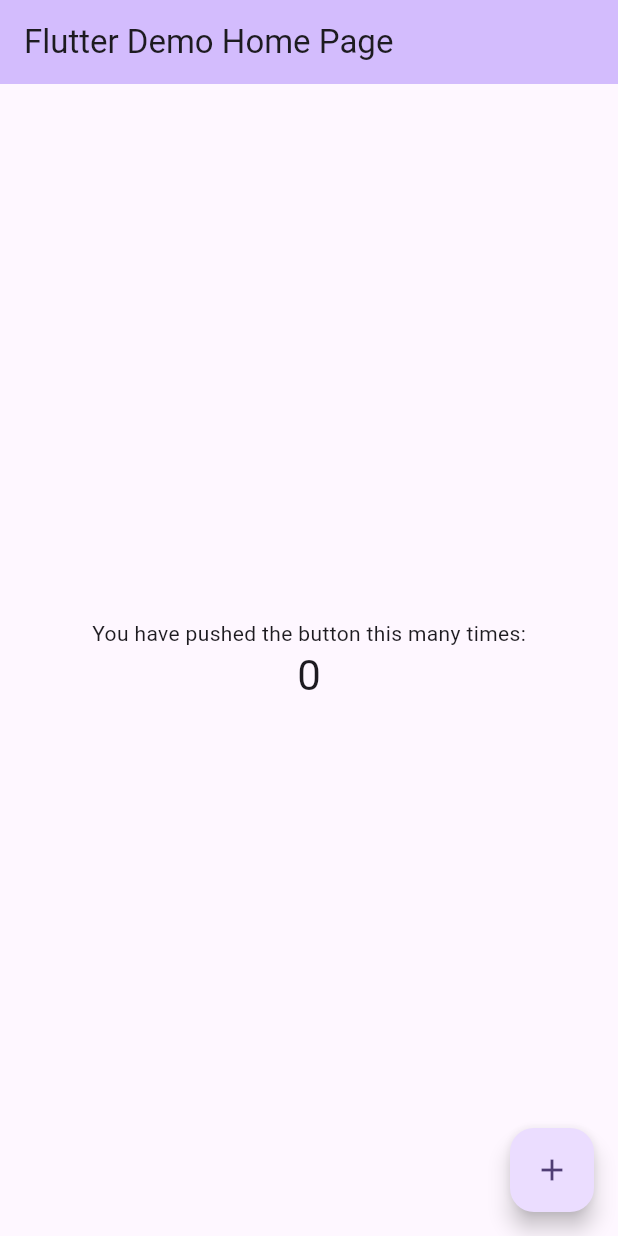
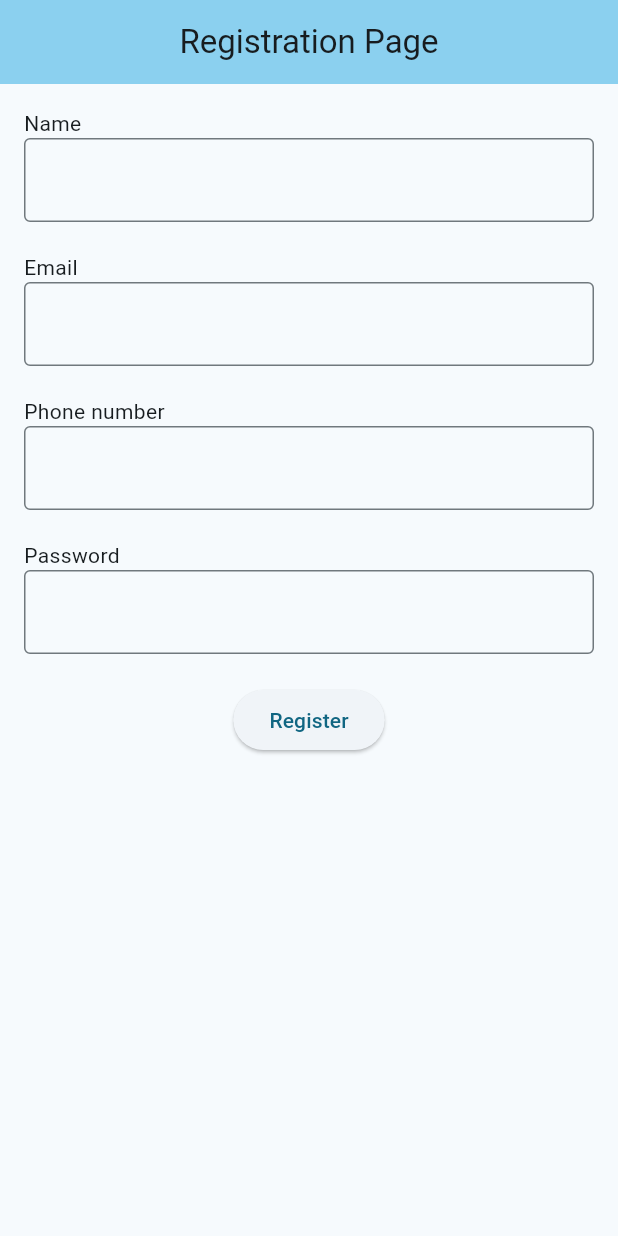
Before and after one commit to PaulaF34/registpage, a Flutter app: the screen it shows after launch, on a phone screen of 412 x 824 dp. Run offline on Flutter 3.47's test engine with Material 3 defaults, Android fonts, the light colour scheme and no system bars.

Commit message:
Add Views folder & Registration.dart file, Add Bindings, Controllers, Models & Routes Filders

```diff
--- a/lib/main.dart
+++ b/lib/main.dart
@@ -11,7 +11,7 @@
   @override
   Widget build(BuildContext context) {
     return MaterialApp(
-      title: 'Flutter Demo',
+      title: 'Registration Page',
       theme: ThemeData(
         // This is the theme of your application.
         //
@@ -28,10 +28,10 @@
         //
         // This works for code too, not just values: Most code changes can be
         // tested with just a hot reload.
-        colorScheme: ColorScheme.fromSeed(seedColor: Colors.deepPurple),
+        colorScheme: ColorScheme.fromSeed(seedColor: Colors.blueGrey),
         useMaterial3: true,
       ),
-      home: const MyHomePage(title: 'Flutter Demo Home Page'),
+      home: const MyHomePage(title: 'Registration Page'),
     );
   }
 }
@@ -55,18 +55,8 @@
 }
 
 class _MyHomePageState extends State<MyHomePage> {
-  int _counter = 0;
 
-  void _incrementCounter() {
-    setState(() {
-      // This call to setState tells the Flutter framework that something has
-      // changed in this State, which causes it to rerun the build method below
-      // so that the display can reflect the updated values. If we changed
-      // _counter without calling setState(), then the build method would not be
-      // called again, and so nothing would appear to happen.
-      _counter++;
-    });
-  }
+
 
   @override
   Widget build(BuildContext context) {
@@ -84,11 +74,15 @@
         backgroundColor: Theme.of(context).colorScheme.inversePrimary,
         // Here we take the value from the MyHomePage object that was created by
         // the App.build method, and use it to set our appbar title.
-        title: Text(widget.title),
+        title: Center(child: Text(widget.title)),
       ),
-      body: Center(
+      body: Expanded(
+        child: SingleChildScrollView(
+          child: Center(
             // Center is a layout widget. It takes a single child and positions it
             // in the middle of the parent.
+            child: Padding(
+              padding: const EdgeInsets.all(16.0),
               child: Column(
                 // Column is also a layout widget. It takes a list of children and
                 // arranges them vertically. By default, it sizes itself to fit its
@@ -103,22 +97,51 @@
                 // TRY THIS: Invoke "debug painting" (choose the "Toggle Debug Paint"
                 // action in the IDE, or press "p" in the console), to see the
                 // wireframe for each widget.
-          mainAxisAlignment: MainAxisAlignment.center,
+                mainAxisAlignment: MainAxisAlignment.start,
+                crossAxisAlignment: CrossAxisAlignment.start,
                 children: <Widget>[
-            const Text(
-              'You have pushed the button this many times:',
+                  Text("Name"),
+                  TextField(
+                    decoration: InputDecoration(
+                      border: OutlineInputBorder()
                     ),
-            Text(
-              '$_counter',
-              style: Theme.of(context).textTheme.headlineMedium,
                   ),
+                  SizedBox(height: 20,),
+                  Text('Email'),
+                  TextField(
+                    decoration: InputDecoration(
+                        border: OutlineInputBorder()
+                    ),
+                  ),
+                  SizedBox(height: 20,),
+                  Text('Phone number'),
+                  TextField(
+                    decoration: InputDecoration(
+                        border: OutlineInputBorder()
+                    ),
+                  ),
+                  SizedBox(height: 20,),
+                  Text('Password'),
+                  TextField(
+                    obscureText: true,
+                    decoration: InputDecoration(
+                        border: OutlineInputBorder()
+                    ),
+                  ),
+                  SizedBox(height: 20,),
+                  Center(
+                    child: ElevatedButton(
+                        onPressed: (){
+
+                        },
+                        child: Text("Register"),
+                        ),
+                  )
                 ],
               ),
             ),
-      floatingActionButton: FloatingActionButton(
-        onPressed: _incrementCounter,
-        tooltip: 'Increment',
-        child: const Icon(Icons.add),
+          ),
+        ),
       ), // This trailing comma makes auto-formatting nicer for build methods.
     );
   }
```
Also changed, not shown: lib/Views/Registration.dart (added). Lines whose indentation alone changed are shown as unchanged.
